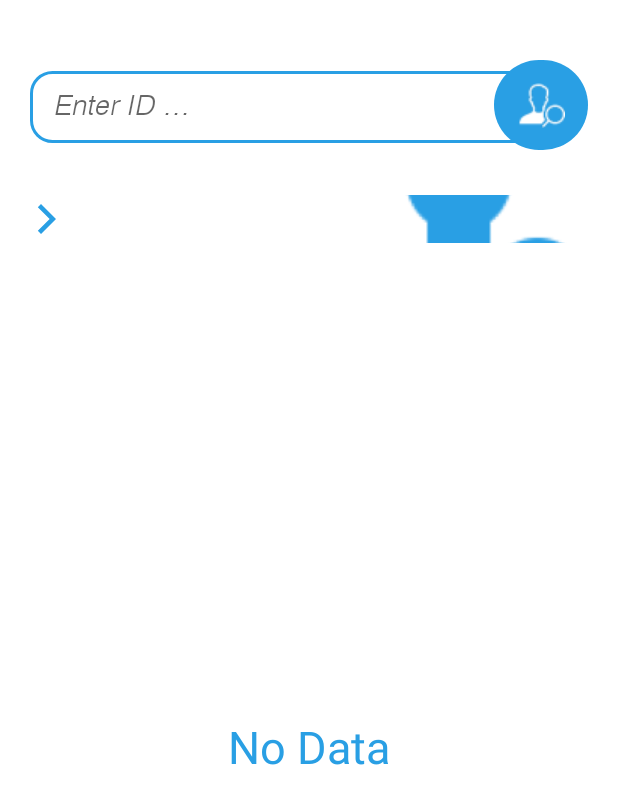
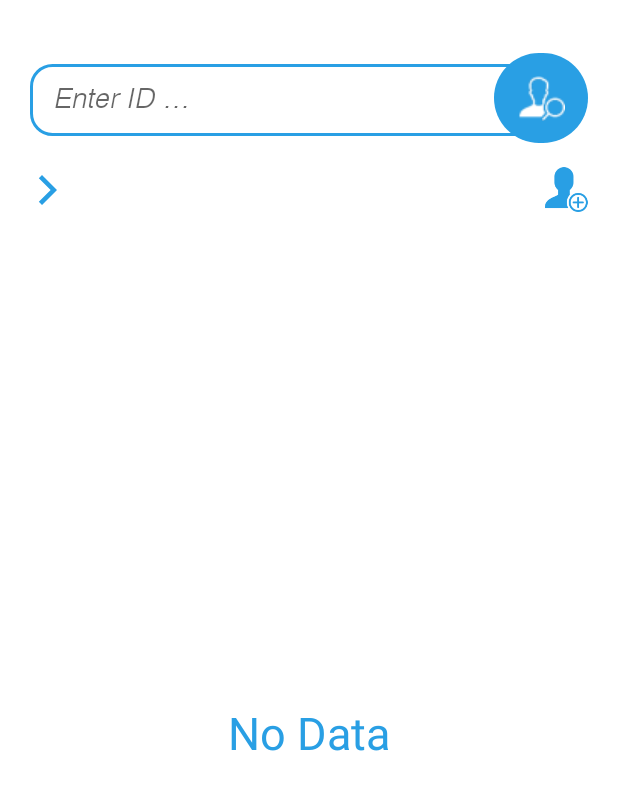
Before and after one commit to akramAssi/employee, an Android app: the screen it shows after launch (MainActivity), on a phone screen of 412 x 824 dp. Shown: the top 804 px of the screen. Run offline under Robolectric (Android 15) with nearby library versions, the phone set to English and light mode, and no system bars; 2 statements that could not run were skipped.

Commit message:
reduce margin and set size for insert icon

```diff
--- a/app/src/main/res/layout/activity_main.xml
+++ b/app/src/main/res/layout/activity_main.xml
@@ -12,7 +12,11 @@
     <LinearLayout
         android:layout_width="match_parent"
         android:layout_height="wrap_content"
-        android:layout_margin="20dp"
+
+        android:layout_marginStart="20dp"
+        android:layout_marginTop="15dp"
+        android:layout_marginEnd="20dp"
+        android:layout_marginBottom="10dp"
         android:orientation="horizontal">
 
         <EditText
@@ -48,9 +52,10 @@
         android:layout_width="match_parent"
         android:layout_height="wrap_content"
         android:layout_marginStart="20dp"
-        android:layout_marginTop="10dp"
+        android:layout_marginTop="5dp"
         android:layout_marginEnd="20dp"
         android:layout_marginBottom="10dp"
+        android:gravity="center_vertical"
         android:orientation="horizontal">
 
         <ImageButton
@@ -59,9 +64,9 @@
             android:layout_height="match_parent"
             android:layout_weight=".01"
             android:background="@android:color/transparent"
+            android:contentDescription="@string/descrip_showButton"
             android:tint="@color/illuminatingEmerald"
-            app:srcCompat="@drawable/arrow_right"
-            android:contentDescription="@string/descrip_showButton" />
+            app:srcCompat="@drawable/arrow_right" />
 
         <RadioGroup
             android:id="@+id/hideSlide"
@@ -83,7 +88,7 @@
                 android:gravity="center"
                 android:text="@string/id"
                 android:textColor="@color/illuminatingEmerald"
-                android:textSize="16sp" />
+                android:textSize="14sp" />
 
             <RadioButton
                 android:id="@+id/nameButton"
@@ -94,18 +99,19 @@
                 android:gravity="center"
                 android:text="@string/name"
                 android:textColor="@color/illuminatingEmerald"
-                android:textSize="16sp" />
+                android:textSize="14sp" />
         </RadioGroup>
 
         <ImageButton
             android:id="@+id/insertButton"
-            android:layout_width="wrap_content"
-            android:layout_height="match_parent"
+            android:layout_width="30dp"
+            android:layout_height="30dp"
             android:layout_weight="0.01"
             android:background="@android:color/transparent"
+            android:contentDescription="@string/descrip_insertbutton"
+            android:scaleType="fitCenter"
             android:tint="@color/illuminatingEmerald"
-            app:srcCompat="@drawable/add_person"
-            android:contentDescription="@string/descrip_insertbutton" />
+            app:srcCompat="@drawable/add_person" />
 
     </LinearLayout>
 
```
